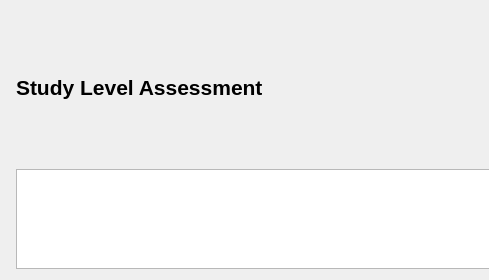
First picture: the form in SlicerPIRADS/Resources/UI/StudyLevelAssessmentWidget.ui, repository QIICR/SlicerPIRADS, before the edit; both pictures show x 0 to 489 and y 0 to 280 of the 724 by 280 pixel window.
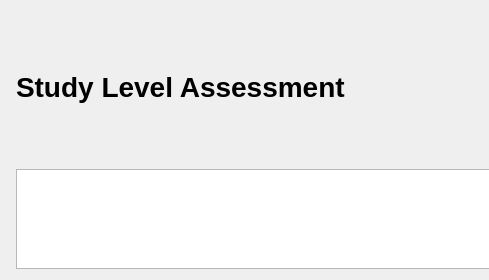
Second picture: the form after the edit. Icons and pictures are not drawn.

```diff
--- a/SlicerPIRADS/Resources/UI/StudyLevelAssessmentWidget.ui
+++ b/SlicerPIRADS/Resources/UI/StudyLevelAssessmentWidget.ui
@@ -57,7 +57,7 @@
        </property>
        <property name="font">
         <font>
-         <pointsize>16</pointsize>
+         <pointsize>21</pointsize>
          <weight>75</weight>
          <bold>true</bold>
         </font>
```
